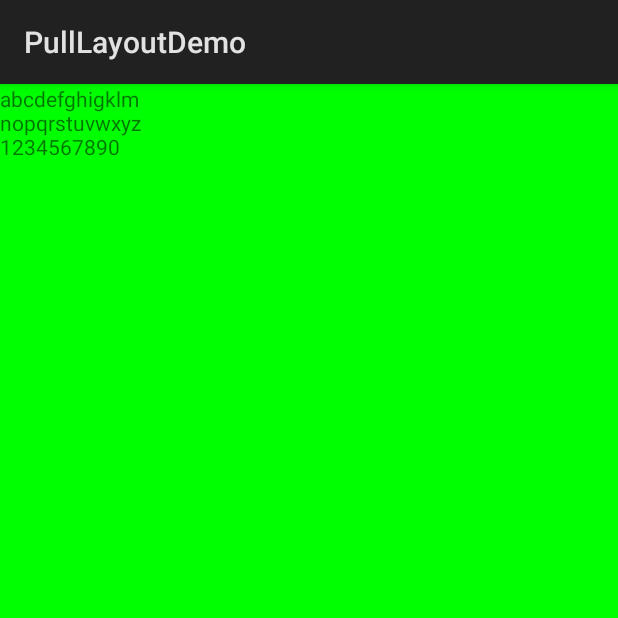
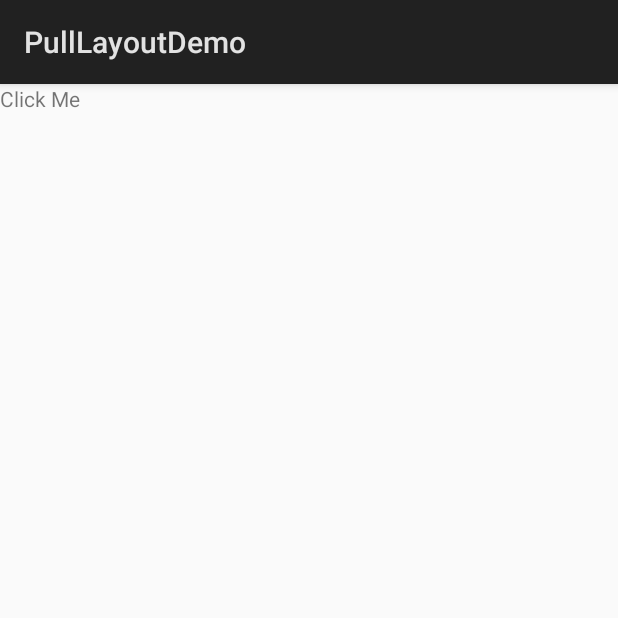
Before and after one commit to walfud/PullLayout, an Android app: the screen it shows after launch (MainActivity), on a phone screen of 412 x 824 dp, the top half of it. Run offline under Robolectric (Android 15) with nearby library versions, the phone set to English and light mode, and no system bars.

```diff
--- a/app/src/main/res/layout/activity_main.xml
+++ b/app/src/main/res/layout/activity_main.xml
@@ -13,7 +13,7 @@
         <TextView
             android:layout_width="100dp"
             android:layout_height="100dp"
-            android:text="abcdefghigklmnopqrstuvwxyz1234567890"
-            android:background="#FF00FF00"/>
+            android:text="Click Me"
+            android:onClick="onClick"/>
     </com.walfud.pulllayout.PullLayout>
 </RelativeLayout>
```
Also changed, not shown: app/src/main/java/com/walfud/pulllayoutdemo/MainActivity.java (+23 -18 lines), pulllayout/src/main/java/com/walfud/pulllayout/PullLayout.java (+4 -4 lines).
